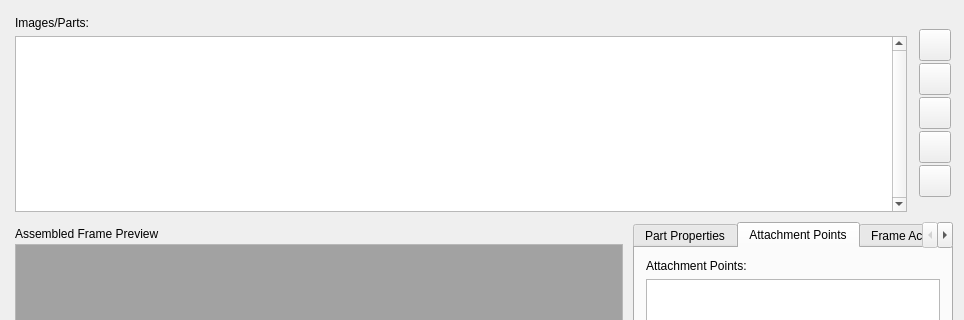
Qt form src/ui/tabs/tabframes.ui (PsyCommando/ppmdu_spriteeditor) before a commit; both pictures show x 0 to 964 and y 0 to 320 of the 964 by 624 pixel window.
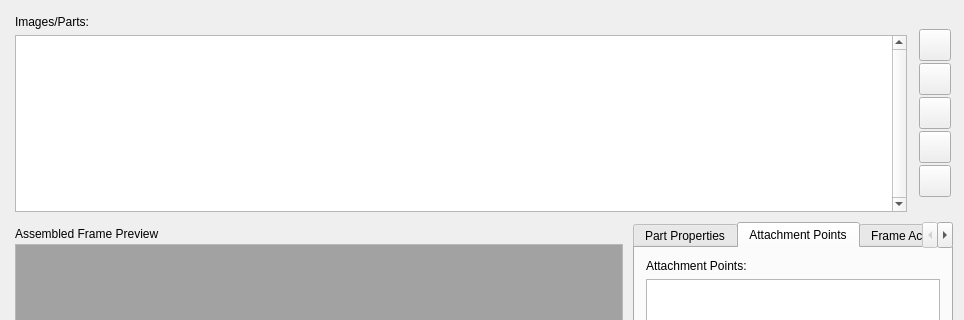
The same form after that commit. Icons and pictures are not drawn.

Commit message: effectbin support + new handling for frame parts +

```diff
--- a/src/ui/tabs/tabframes.ui
+++ b/src/ui/tabs/tabframes.ui
@@ -20,7 +20,7 @@
    <item>
     <layout class="QHBoxLayout" name="horizontalLayout_5">
      <item>
-      <layout class="QVBoxLayout" name="vlFrameParts" stretch="1,12">
+      <layout class="QVBoxLayout" name="vlFrameParts" stretch="0,12">
        <property name="leftMargin">
         <number>4</number>
        </property>
@@ -35,6 +35,12 @@
        </property>
        <item>
         <widget class="QLabel" name="lblFrameParts">
+         <property name="sizePolicy">
+          <sizepolicy hsizetype="Preferred" vsizetype="Fixed">
+           <horstretch>0</horstretch>
+           <verstretch>0</verstretch>
+          </sizepolicy>
+         </property>
          <property name="text">
           <string>Images/Parts:</string>
          </property>
```
The commit also changes 46 other files.
